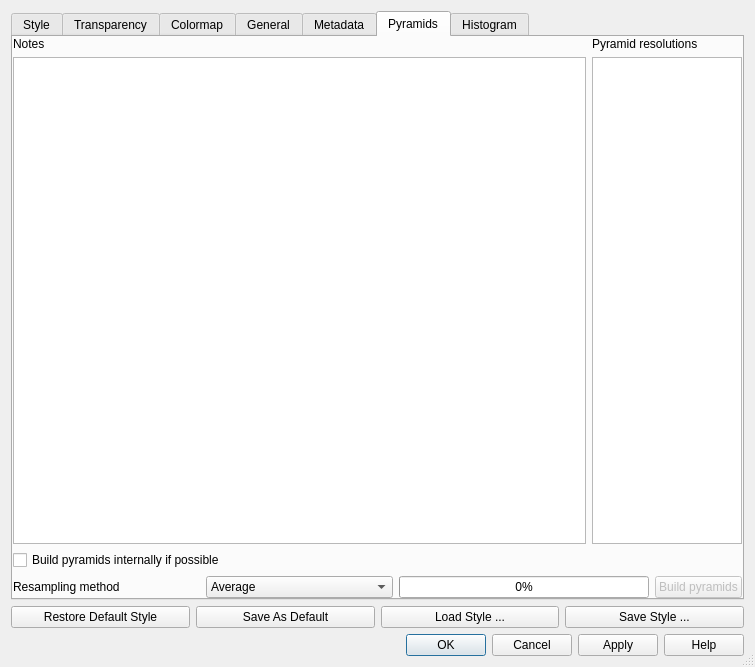
Old version of the form src/ui/qgsrasterlayerpropertiesbase.ui in the repository kadas-albireo/kadas-albireo.
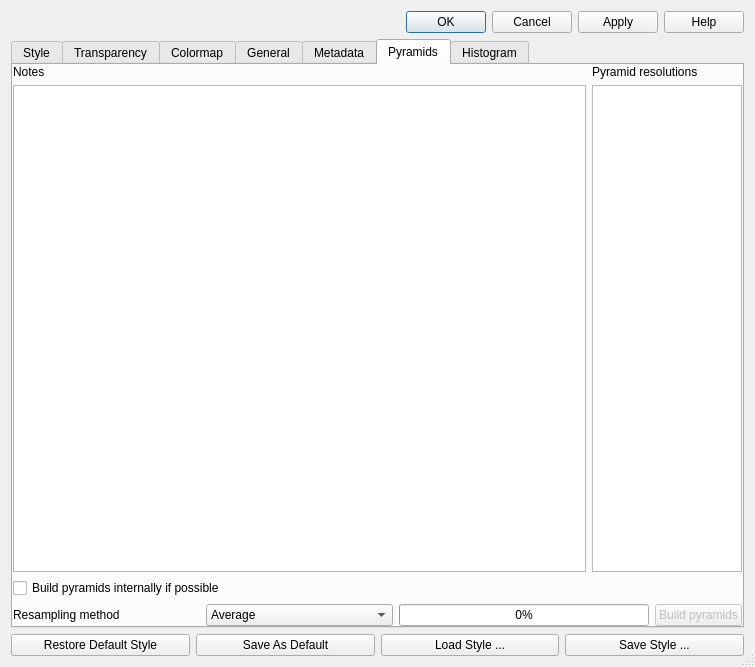
New version of the form. The open tabs and pages were chosen to show the change. Icons and pictures are not drawn. Custom widgets are drawn as their Qt base class.

The edit to the form file:
```diff
--- a/src/ui/qgsrasterlayerpropertiesbase.ui
+++ b/src/ui/qgsrasterlayerpropertiesbase.ui
@@ -25,7 +25,7 @@
    <bool>true</bool>
   </property>
   <layout class="QGridLayout" name="gridLayout">
-   <item row="0" column="0" colspan="4">
+   <item row="1" column="0" colspan="4">
     <widget class="QTabWidget" name="tabBar">
      <property name="currentIndex">
       <number>0</number>
@@ -1801,14 +1801,15 @@
           <string>&lt;!DOCTYPE HTML PUBLIC &quot;-//W3C//DTD HTML 4.0//EN&quot; &quot;http://www.w3.org/TR/REC-html40/strict.dtd&quot;&gt;
 &lt;html&gt;&lt;head&gt;&lt;meta name=&quot;qrichtext&quot; content=&quot;1&quot; /&gt;&lt;style type=&quot;text/css&quot;&gt;
 p, li { white-space: pre-wrap; }
-&lt;/style&gt;&lt;/head&gt;&lt;body style=&quot; font-family:'Ubuntu'; font-size:9pt; font-weight:400; font-style:normal;&quot;&gt;
+&lt;/style&gt;&lt;/head&gt;&lt;body style=&quot; font-family:'Ubuntu'; font-size:11pt; font-weight:400; font-style:normal;&quot;&gt;
 &lt;table border=&quot;0&quot; style=&quot;-qt-table-type: root; margin-top:4px; margin-bottom:4px; margin-left:4px; margin-right:4px;&quot;&gt;
 &lt;tr&gt;
 &lt;td style=&quot;border: none;&quot;&gt;
-&lt;p style=&quot;-qt-paragraph-type:empty; margin-top:0px; margin-bottom:0px; margin-left:0px; margin-right:0px; -qt-block-indent:0; text-indent:0px;&quot;&gt;&lt;/p&gt;
+&lt;p style=&quot;-qt-paragraph-type:empty; margin-top:0px; margin-bottom:0px; margin-left:0px; margin-right:0px; -qt-block-indent:0; text-indent:0px; font-size:9pt;&quot;&gt;&lt;/p&gt;
+&lt;p style=&quot;-qt-paragraph-type:empty; margin-top:0px; margin-bottom:0px; margin-left:0px; margin-right:0px; -qt-block-indent:0; text-indent:0px; font-size:9pt;&quot;&gt;&lt;/p&gt;
 &lt;p style=&quot;-qt-paragraph-type:empty; margin-top:0px; margin-bottom:0px; margin-left:0px; margin-right:0px; -qt-block-indent:0; text-indent:0px; font-size:10pt;&quot;&gt;&lt;/p&gt;
 &lt;p style=&quot;-qt-paragraph-type:empty; margin-top:0px; margin-bottom:0px; margin-left:0px; margin-right:0px; -qt-block-indent:0; text-indent:0px; font-family:'Sans'; font-size:10pt;&quot;&gt;&lt;/p&gt;
-&lt;p style=&quot;-qt-paragraph-type:empty; margin-top:0px; margin-bottom:0px; margin-left:0px; margin-right:0px; -qt-block-indent:0; text-indent:0px; font-size:11pt;&quot;&gt;&lt;/p&gt;
+&lt;p style=&quot;-qt-paragraph-type:empty; margin-top:0px; margin-bottom:0px; margin-left:0px; margin-right:0px; -qt-block-indent:0; text-indent:0px;&quot;&gt;&lt;/p&gt;
 &lt;p style=&quot;-qt-paragraph-type:empty; margin-top:0px; margin-bottom:0px; margin-left:0px; margin-right:0px; -qt-block-indent:0; text-indent:0px; font-family:'Sans'; font-size:10pt;&quot;&gt;&lt;/p&gt;
 &lt;p style=&quot;-qt-paragraph-type:empty; margin-top:0px; margin-bottom:0px; margin-left:0px; margin-right:0px; -qt-block-indent:0; text-indent:0px; font-family:'Sans'; font-size:10pt;&quot;&gt;&lt;/p&gt;
 &lt;p style=&quot;-qt-paragraph-type:empty; margin-top:0px; margin-bottom:0px; margin-left:0px; margin-right:0px; -qt-block-indent:0; text-indent:0px; font-family:'Sans'; font-size:10pt;&quot;&gt;&lt;/p&gt;
@@ -1818,7 +1819,7 @@
 &lt;p style=&quot;-qt-paragraph-type:empty; margin-top:0px; margin-bottom:0px; margin-left:0px; margin-right:0px; -qt-block-indent:0; text-indent:0px; font-family:'Sans'; font-size:10pt;&quot;&gt;&lt;/p&gt;
 &lt;p style=&quot;-qt-paragraph-type:empty; margin-top:0px; margin-bottom:0px; margin-left:0px; margin-right:0px; -qt-block-indent:0; text-indent:0px; font-family:'Sans'; font-size:10pt;&quot;&gt;&lt;/p&gt;
 &lt;p style=&quot;-qt-paragraph-type:empty; margin-top:0px; margin-bottom:0px; margin-left:0px; margin-right:0px; -qt-block-indent:0; text-indent:0px; font-family:'Sans'; font-size:10pt;&quot;&gt;&lt;/p&gt;
-&lt;p style=&quot;-qt-paragraph-type:empty; margin-top:0px; margin-bottom:0px; margin-left:0px; margin-right:0px; -qt-block-indent:0; text-indent:0px; font-family:'Sans Serif';&quot;&gt;&lt;/p&gt;&lt;/td&gt;&lt;/tr&gt;&lt;/table&gt;&lt;/body&gt;&lt;/html&gt;</string>
+&lt;p style=&quot;-qt-paragraph-type:empty; margin-top:0px; margin-bottom:0px; margin-left:0px; margin-right:0px; -qt-block-indent:0; text-indent:0px; font-family:'Sans Serif'; font-size:9pt;&quot;&gt;&lt;/p&gt;&lt;/td&gt;&lt;/tr&gt;&lt;/table&gt;&lt;/body&gt;&lt;/html&gt;</string>
          </property>
         </widget>
        </item>
@@ -1922,35 +1923,35 @@
      </widget>
     </widget>
    </item>
-   <item row="1" column="0">
+   <item row="2" column="0">
     <widget class="QPushButton" name="pbnLoadDefaultStyle">
      <property name="text">
       <string>Restore Default Style</string>
      </property>
     </widget>
    </item>
-   <item row="1" column="1">
+   <item row="2" column="1">
     <widget class="QPushButton" name="pbnSaveDefaultStyle">
      <property name="text">
       <string>Save As Default</string>
      </property>
     </widget>
    </item>
-   <item row="1" column="2">
+   <item row="2" column="2">
     <widget class="QPushButton" name="pbnLoadStyle">
      <property name="text">
       <string>Load Style ...</string>
      </property>
     </widget>
    </item>
-   <item row="1" column="3">
+   <item row="2" column="3">
     <widget class="QPushButton" name="pbnSaveStyleAs">
      <property name="text">
       <string>Save Style ...</string>
      </property>
     </widget>
    </item>
-   <item row="2" column="0" colspan="4">
+   <item row="0" column="0" colspan="4">
     <widget class="QDialogButtonBox" name="buttonBox">
      <property name="orientation">
       <enum>Qt::Horizontal</enum>
```
Left out of the diff: 1 changed line with no effect on the pictures.
